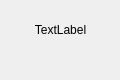
Qt form src/nodebase.ui (ttddee/Cascade) before a commit.
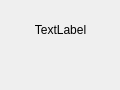
The same form after that commit.

```diff
--- a/src/nodebase.ui
+++ b/src/nodebase.ui
@@ -7,19 +7,19 @@
     <x>0</x>
     <y>0</y>
     <width>120</width>
-    <height>80</height>
+    <height>90</height>
    </rect>
   </property>
   <property name="minimumSize">
    <size>
     <width>120</width>
-    <height>80</height>
+    <height>90</height>
    </size>
   </property>
   <property name="maximumSize">
    <size>
     <width>120</width>
-    <height>80</height>
+    <height>90</height>
    </size>
   </property>
   <property name="windowTitle">
```
